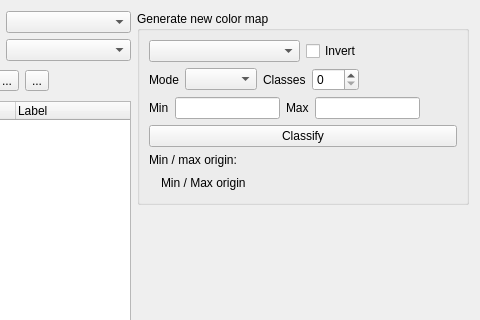
The window that src/ui/qgssinglebandpseudocolorrendererwidgetbase.ui (qgis/QGIS) describes before a commit, drawn with Qt 5; both pictures show x 136 to 616 and y 0 to 320 of the 616 by 422 pixel window.
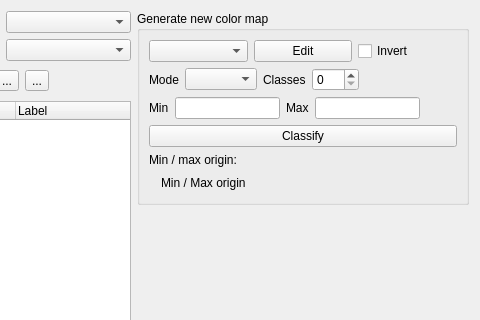
The same window after the commit. Icons and pictures are not drawn. Custom widgets are drawn as their Qt base class.

Commit message:
Add 'edit' buttons to remaining gradient combo boxes
Also consolidate code for easier maintenance.

```diff
--- a/src/ui/qgssinglebandpseudocolorrendererwidgetbase.ui
+++ b/src/ui/qgssinglebandpseudocolorrendererwidgetbase.ui
@@ -197,6 +197,13 @@
           <item>
            <widget class="QgsColorRampComboBox" name="mColorRampComboBox"/>
           </item>
+          <item>
+           <widget class="QPushButton" name="mButtonEditRamp">
+            <property name="text">
+             <string>Edit</string>
+            </property>
+           </widget>
+          </item>
           <item>
            <widget class="QCheckBox" name="mInvertCheckBox">
             <property name="text">
```
Left out of the diff: 20 changed lines with no effect on the pictures. The commit also changes 15 other files.
